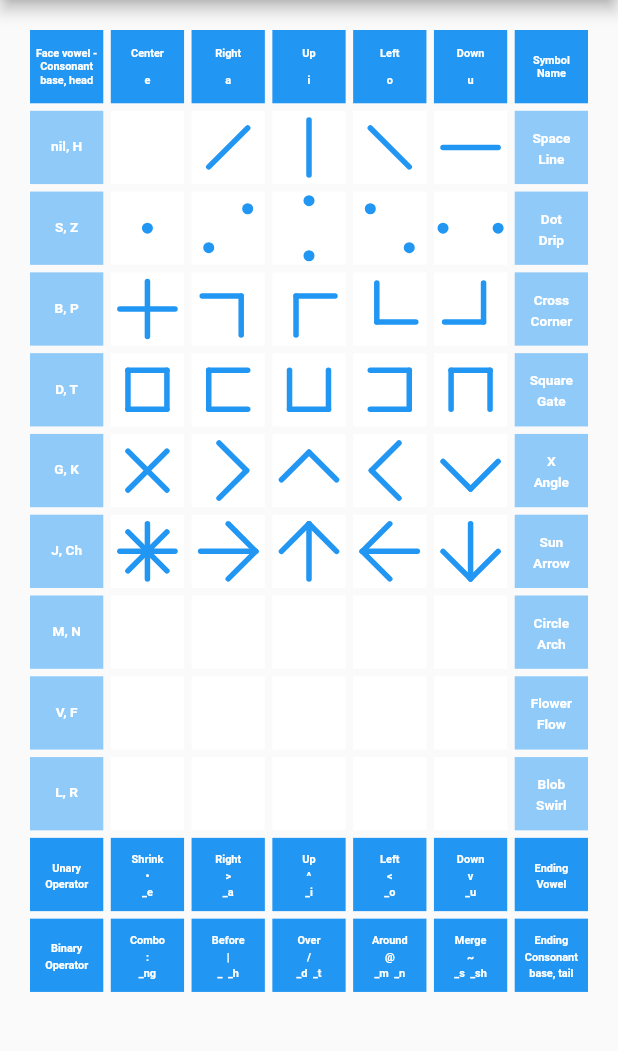
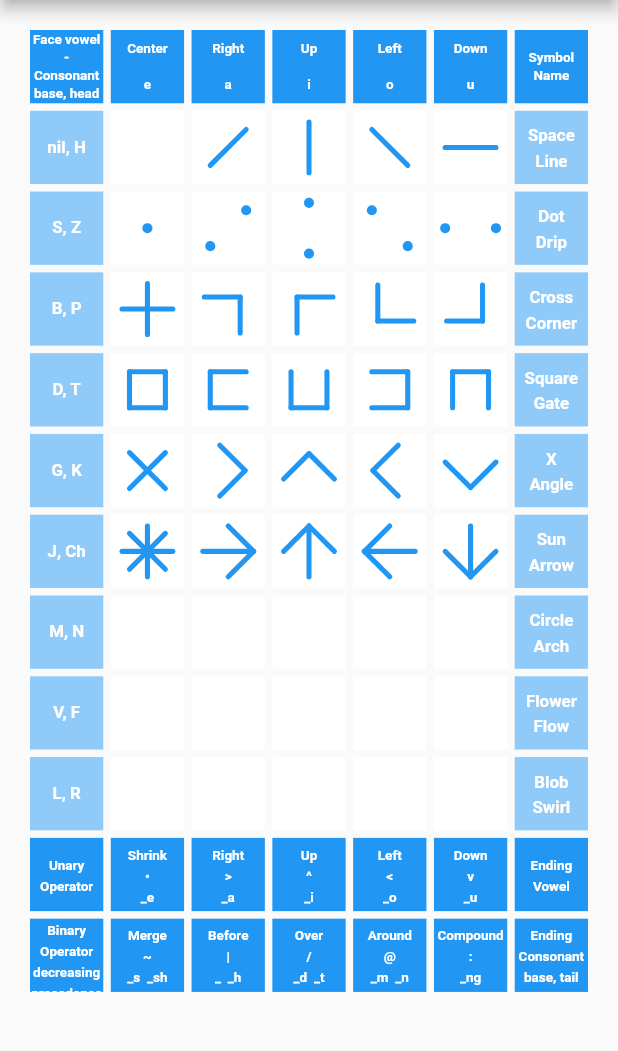
Before and after one commit to bguan/grafon, a Flutter app: the screen it shows after launch, on a phone screen of 412 x 824 dp, the part 84-1135 px from its top. Run offline on Flutter 3.47's test engine with Material 2 defaults, Android fonts, the phone set to English and light mode, and no system bars; our stand-ins replace tuple; statements that could not run were skipped.

Commit message:
Small tweaks.

```diff
--- a/lib/main.dart
+++ b/lib/main.dart
@@ -36,7 +36,7 @@ class GrafonHome extends StatelessWidget {
     final scheme = Theme.of(ctx).colorScheme;
     final width = MediaQuery.of(ctx).size.width.clamp(500.0, 1000.0);
     final height = MediaQuery.of(ctx).size.height.clamp(500.0, 1000.0);
-    final widthHeightRatio = (width / height).clamp(.5, 2);
+    final widthHeightRatio = (width / height).clamp(.75, 2);
     final vpad = 20.0;
     final hpad = 20.0;
     final space = 5.0;
@@ -73,7 +73,7 @@ class GrafonHome extends StatelessWidget {
 
     final binaryOpRow = [
       for (var bTxt in [
-        'Binary\nOperator',
+        'Binary\nOperator\ndecreasing precedence',
         ...Binary.values.map((b) =>
             '${b.shortName}\n${b.symbol}\n' +
             '_${b.ending.base}${b.ending.tail.length > 0 ? '  _' + b.ending.tail : ''}'),
--- a/lib/operators.dart
+++ b/lib/operators.dart
@@ -69,7 +69,7 @@ class TransformationHelper {
 }
 
 /// Binary Operator works on a pair of Gra Expression
-enum Binary { Combo, Before, Over, Around, Merge }
+enum Binary { Merge, Before, Over, Around, Compound }
 
 extension BinaryExtension on Binary {
   String get shortName => this.toString().split('.').last;
@@ -84,7 +84,7 @@ extension BinaryExtension on Binary {
         return '@';
       case Binary.Merge:
         return '~';
-      case Binary.Combo:
+      case Binary.Compound:
         return ':';
       default:
         throw Exception("Unexpected Binary Enum ${this}");
@@ -101,7 +101,7 @@ extension BinaryExtension on Binary {
         return BinaryEnding.MN;
       case Binary.Merge:
         return BinaryEnding.SSh;
-      case Binary.Combo:
+      case Binary.Compound:
         return BinaryEnding.Ng;
       default:
         throw Exception("Unexpected Binary Enum ${this}");
@@ -122,7 +122,7 @@ extension BinaryExtension on Binary {
       case Binary.Merge:
         return Tuple2(
             TransformationHelper.noTransform, TransformationHelper.noTransform);
-      case Binary.Combo:
+      case Binary.Compound:
         return Tuple2(
             TransformationHelper.noTransform, TransformationHelper.stepRight);
       default:
--- a/lib/phonetics.dart
+++ b/lib/phonetics.dart
@@ -37,7 +37,7 @@ extension ConsonantExtension on Consonant {
 
       case Consonant.S:
       case Consonant.Z:
-      return ConsPair.SAZA;
+        return ConsPair.SAZA;
 
       default:
         return ConsPair.AHA;
```
Also changed, not shown: assets/images/gratable.png.
